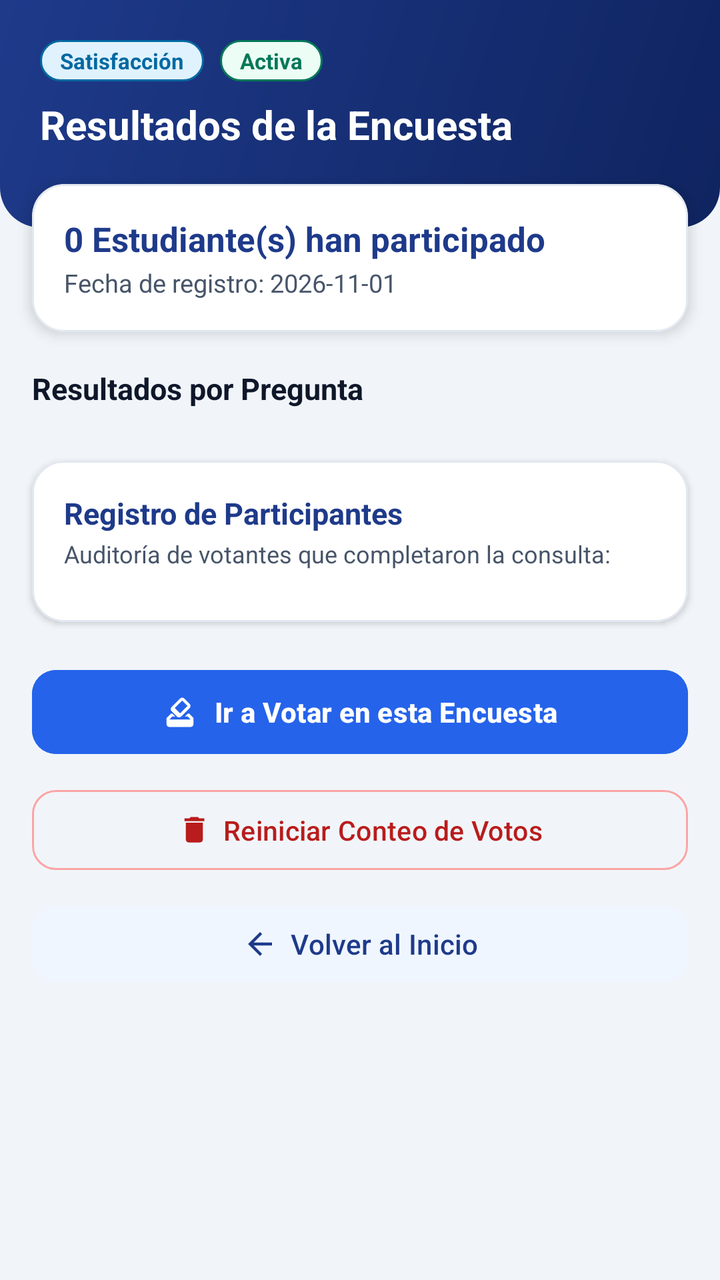
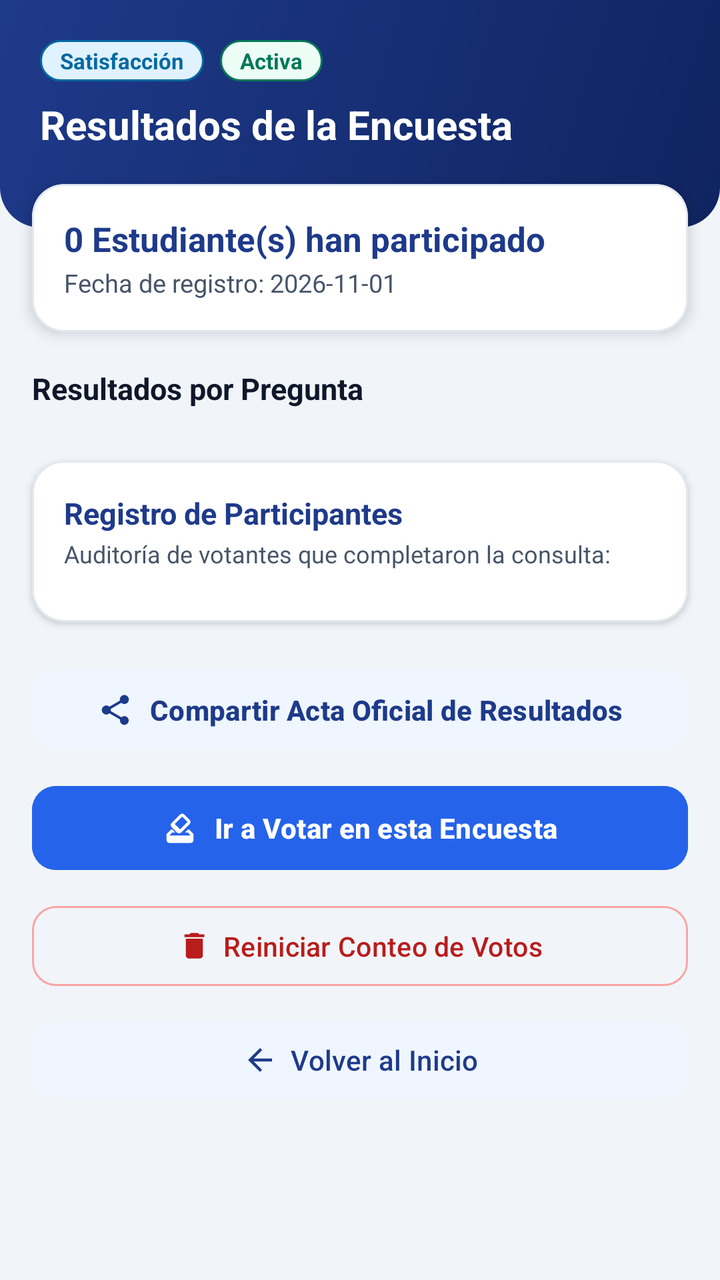

Compare the two renders of this Android layout. The source of the first and the diff that turns it into the second are given below.
<!-- AndroidManifest.xml: application theme Theme.ProyectoFinal -->
<!-- res/layout/activity_resultados.xml -->
<?xml version="1.0" encoding="utf-8"?>
<ScrollView xmlns:android="http://schemas.android.com/apk/res/android"
    xmlns:app="http://schemas.android.com/apk/res-auto"
    xmlns:tools="http://schemas.android.com/tools"
    android:id="@+id/scrollResultados"
    android:layout_width="match_parent"
    android:layout_height="match_parent"
    android:fillViewport="true"
    android:clipToPadding="false"
    android:background="@color/background_light"
    tools:context=".ResultadosActivity">

    <LinearLayout
        android:layout_width="match_parent"
        android:layout_height="wrap_content"
        android:orientation="vertical"
        android:clipChildren="false"
        android:clipToPadding="false"
        android:paddingBottom="24dp">

        
        <LinearLayout
            android:id="@+id/topBar"
            android:layout_width="match_parent"
            android:layout_height="wrap_content"
            android:background="@drawable/bg_topbar"
            android:orientation="vertical"
            android:paddingStart="20dp"
            android:paddingEnd="20dp"
            android:paddingTop="20dp"
            android:paddingBottom="38dp">

            <LinearLayout
                android:layout_width="match_parent"
                android:layout_height="wrap_content"
                android:orientation="horizontal"
                android:gravity="center_vertical"
                android:layout_marginBottom="8dp">

                <TextView
                    android:id="@+id/tvResultadosCategoria"
                    android:layout_width="wrap_content"
                    android:layout_height="wrap_content"
                    android:text="Satisfacción"
                    android:textSize="11sp"
                    android:textStyle="bold"
                    android:paddingStart="10dp"
                    android:paddingEnd="10dp"
                    android:paddingTop="3dp"
                    android:paddingBottom="3dp"
                    android:background="@drawable/bg_badge_category"
                    android:textColor="@color/info" />

                <TextView
                    android:id="@+id/tvResultadosEstado"
                    android:layout_width="wrap_content"
                    android:layout_height="wrap_content"
                    android:text="Activa"
                    android:textSize="11sp"
                    android:textStyle="bold"
                    android:paddingStart="10dp"
                    android:paddingEnd="10dp"
                    android:paddingTop="3dp"
                    android:paddingBottom="3dp"
                    android:background="@drawable/bg_badge_active"
                    android:textColor="@color/success"
                    android:layout_marginStart="8dp" />
            </LinearLayout>

            <TextView
                android:id="@+id/tvResultadosTitulo"
                android:layout_width="match_parent"
                android:layout_height="wrap_content"
                android:text="Resultados de la Encuesta"
                android:textSize="20sp"
                android:textStyle="bold"
                android:textColor="@color/white" />
        </LinearLayout>

        <LinearLayout
            android:layout_width="match_parent"
            android:layout_height="wrap_content"
            android:orientation="vertical"
            android:clipChildren="false"
            android:clipToPadding="false"
            android:paddingStart="16dp"
            android:paddingEnd="16dp">

            
            <com.google.android.material.card.MaterialCardView
                android:layout_width="match_parent"
                android:layout_height="wrap_content"
                android:layout_marginTop="-22dp"
                android:layout_marginBottom="18dp"
                app:cardBackgroundColor="@color/card_background"
                app:cardCornerRadius="16dp"
                app:cardElevation="4dp"
                app:strokeWidth="1dp"
                app:strokeColor="@color/border_light">

                <LinearLayout
                    android:layout_width="match_parent"
                    android:layout_height="wrap_content"
                    android:orientation="vertical"
                    android:padding="16dp">

                    <TextView
                        android:id="@+id/tvTotalParticipantes"
                        android:layout_width="wrap_content"
                        android:layout_height="wrap_content"
                        android:text="0 Estudiante(s) han participado"
                        android:textSize="17sp"
                        android:textStyle="bold"
                        android:textColor="@color/primary" />

                    <TextView
                        android:id="@+id/tvFechaCreacion"
                        android:layout_width="wrap_content"
                        android:layout_height="wrap_content"
                        android:text="Fecha de registro: 2026-11-01"
                        android:textSize="12.5sp"
                        android:textColor="@color/text_secondary"
                        android:layout_marginTop="2dp" />
                </LinearLayout>
            </com.google.android.material.card.MaterialCardView>

            
            <TextView
                android:layout_width="wrap_content"
                android:layout_height="wrap_content"
                android:text="Resultados por Pregunta"
                android:textSize="15sp"
                android:textStyle="bold"
                android:textColor="@color/text_primary"
                android:layout_marginBottom="10dp" />

            <LinearLayout
                android:id="@+id/llResultadosPreguntas"
                android:layout_width="match_parent"
                android:layout_height="wrap_content"
                android:orientation="vertical"
                android:layout_marginBottom="16dp" />

            
            <com.google.android.material.card.MaterialCardView
                android:layout_width="match_parent"
                android:layout_height="wrap_content"
                android:layout_marginBottom="20dp"
                app:cardBackgroundColor="@color/card_background"
                app:cardCornerRadius="16dp"
                app:cardElevation="2dp"
                app:strokeWidth="1dp"
                app:strokeColor="@color/border_light">

                <LinearLayout
                    android:layout_width="match_parent"
                    android:layout_height="wrap_content"
                    android:orientation="vertical"
                    android:padding="16dp">

                    <TextView
                        android:layout_width="wrap_content"
                        android:layout_height="wrap_content"
                        android:text="Registro de Participantes"
                        android:textSize="15sp"
                        android:textStyle="bold"
                        android:textColor="@color/primary"
                        android:layout_marginBottom="2dp" />

                    <TextView
                        android:layout_width="wrap_content"
                        android:layout_height="wrap_content"
                        android:text="Auditoría de votantes que completaron la consulta:"
                        android:textSize="12sp"
                        android:textColor="@color/text_secondary"
                        android:layout_marginBottom="10dp" />

                    <TextView
                        android:id="@+id/tvSinParticipantes"
                        android:layout_width="match_parent"
                        android:layout_height="wrap_content"
                        android:text="Aún no se registran participantes en esta encuesta."
                        android:textSize="13sp"
                        android:textColor="@color/text_muted"
                        android:paddingTop="6dp"
                        android:paddingBottom="6dp"
                        android:visibility="gone" />

                    <LinearLayout
                        android:id="@+id/llListaParticipantes"
                        android:layout_width="match_parent"
                        android:layout_height="wrap_content"
                        android:orientation="vertical" />
                </LinearLayout>
            </com.google.android.material.card.MaterialCardView>

            
            <com.google.android.material.button.MaterialButton
                android:id="@+id/btnIrAVotar"
                style="@style/Widget.Material3.Button"
                android:layout_width="match_parent"
                android:layout_height="50dp"
                android:text="Ir a Votar en esta Encuesta"
                android:textSize="14sp"
                android:textStyle="bold"
                app:icon="@drawable/ic_vote"
                app:iconGravity="textStart"
                app:iconPadding="8dp"
                app:iconTint="@color/white"
                app:cornerRadius="12dp"
                android:backgroundTint="@color/accent"
                android:layout_marginBottom="10dp" />

            <com.google.android.material.button.MaterialButton
                android:id="@+id/btnReiniciarConteo"
                style="@style/Widget.Material3.Button.OutlinedButton"
                android:layout_width="match_parent"
                android:layout_height="wrap_content"
                android:minHeight="48dp"
                android:text="Reiniciar Conteo de Votos"
                android:textSize="13.5sp"
                android:textColor="@color/danger"
                app:icon="@drawable/ic_delete"
                app:iconSize="17dp"
                app:iconGravity="textStart"
                app:iconPadding="6dp"
                app:iconTint="@color/danger"
                app:strokeColor="@color/danger_border"
                app:cornerRadius="12dp"
                android:layout_marginBottom="10dp" />

            <com.google.android.material.button.MaterialButton
                android:id="@+id/btnVolver"
                style="@style/Widget.Material3.Button.TonalButton"
                android:layout_width="match_parent"
                android:layout_height="46dp"
                android:text="Volver al Inicio"
                android:textSize="14sp"
                app:icon="@drawable/ic_back"
                app:iconGravity="textStart"
                app:iconPadding="6dp"
                app:iconTint="@color/primary"
                app:cornerRadius="12dp" />

        </LinearLayout>
    </LinearLayout>
</ScrollView>
<!-- resources referenced by this layout -->
<resources>
  <color name="accent">#2563EB</color>
  <color name="background_light">#F1F5F9</color>
  <color name="border_light">#E2E8F0</color>
  <color name="card_background">#FFFFFF</color>
  <color name="danger">#B91C1C</color>
  <color name="danger_border">#FCA5A5</color>
  <color name="info">#0369A1</color>
  <color name="primary">#1E3A8A</color>
  <color name="success">#047857</color>
  <color name="text_muted">#64748B</color>
  <color name="text_primary">#0F172A</color>
  <color name="text_secondary">#475569</color>
  <color name="white">#FFFFFFFF</color>
  <!-- drawable bg_badge_active (drawable) -->
  <?xml version="1.0" encoding="utf-8"?>
  <shape xmlns:android="http://schemas.android.com/apk/res/android"
      android:shape="rectangle">
      <solid android:color="@color/success_light" />
      <corners android:radius="16dp" />
      <stroke
          android:width="1dp"
          android:color="@color/success" />
  </shape>
  <!-- drawable bg_badge_category (drawable) -->
  <?xml version="1.0" encoding="utf-8"?>
  <shape xmlns:android="http://schemas.android.com/apk/res/android"
      android:shape="rectangle">
      <solid android:color="@color/info_light" />
      <corners android:radius="14dp" />
      <stroke
          android:width="1dp"
          android:color="@color/info" />
  </shape>
  <!-- drawable bg_topbar (drawable) -->
  <?xml version="1.0" encoding="utf-8"?>
  <shape xmlns:android="http://schemas.android.com/apk/res/android"
      android:shape="rectangle">
      <gradient
          android:angle="135"
          android:startColor="@color/primary_dark"
          android:endColor="@color/primary"
          android:type="linear" />
      <corners
          android:bottomLeftRadius="20dp"
          android:bottomRightRadius="20dp" />
  </shape>
  <!-- drawable ic_back (drawable) -->
  <vector xmlns:android="http://schemas.android.com/apk/res/android"
      android:width="20dp"
      android:height="20dp"
      android:viewportWidth="24"
      android:viewportHeight="24">
      <path
          android:fillColor="@color/primary"
          android:pathData="M20,11H7.83l5.59,-5.59L12,4l-8,8 8,8 1.41,-1.41L7.83,13H20v-2z" />
  </vector>
  <!-- drawable ic_delete (drawable) -->
  <vector xmlns:android="http://schemas.android.com/apk/res/android"
      android:width="18dp"
      android:height="18dp"
      android:viewportWidth="24"
      android:viewportHeight="24">
      <path
          android:fillColor="@color/danger"
          android:pathData="M6,19c0,1.1 0.9,2 2,2h8c1.1,0 2,-0.9 2,-2V7H6v12zM19,4h-3.5l-1,-1h-5l-1,1H5v2h14V4z" />
  </vector>
  <style name="Theme.ProyectoFinal" parent="Base.Theme.ProyectoFinal" />
  <color name="success_light">#ECFDF5</color>
  <color name="info_light">#E0F2FE</color>
  <color name="primary_dark">#0F2460</color>
  <color name="primary_light">#DBEAFE</color>
  <color name="primary_soft">#EFF6FF</color>
  <!-- unchanged entries left out for length: 2 -->
</resources>

<!-- the commit's change to res/layout/activity_resultados.xml (unified diff, before → after) -->
@@ -196,6 +196,22 @@
 
             
             <com.google.android.material.button.MaterialButton
+                android:id="@+id/btnCompartirResultados"
+                style="@style/Widget.Material3.Button.TonalButton"
+                android:layout_width="match_parent"
+                android:layout_height="wrap_content"
+                android:minHeight="48dp"
+                android:text="Compartir Acta Oficial de Resultados"
+                android:textSize="14sp"
+                android:textStyle="bold"
+                app:icon="@drawable/ic_share"
+                app:iconGravity="textStart"
+                app:iconPadding="8dp"
+                app:iconTint="@color/primary"
+                app:cornerRadius="12dp"
+                android:layout_marginBottom="10dp" />
+
+            <com.google.android.material.button.MaterialButton
                 android:id="@+id/btnIrAVotar"
                 style="@style/Widget.Material3.Button"
                 android:layout_width="match_parent"
<!-- resource entries referenced after the edit -->
@@ -66,6 +66,16 @@
           android:fillColor="@color/danger"
           android:pathData="M6,19c0,1.1 0.9,2 2,2h8c1.1,0 2,-0.9 2,-2V7H6v12zM19,4h-3.5l-1,-1h-5l-1,1H5v2h14V4z" />
   </vector>
+  <!-- drawable ic_share (drawable) -->
+  <vector xmlns:android="http://schemas.android.com/apk/res/android"
+      android:width="20dp"
+      android:height="20dp"
+      android:viewportWidth="24"
+      android:viewportHeight="24">
+      <path
+          android:fillColor="@color/primary"
+          android:pathData="M18,16.08c-0.76,0 -1.44,0.3 -1.96,0.77L8.91,12.7c0.05,-0.23 0.09,-0.46 0.09,-0.7s-0.04,-0.47 -0.09,-0.7l7.05,-4.11c0.54,0.5 1.25,0.81 2.04,0.81c1.66,0 3,-1.34 3,-3s-1.34,-3 -3,-3s-3,1.34 -3,3c0,0.24 0.04,0.47 0.09,0.7L8.04,9.81C7.5,9.31 6.79,9 6,9c-1.66,0 -3,1.34 -3,3s1.34,3 3,3c0.79,0 1.5,-0.31 2.04,-0.81l7.12,4.16c-0.05,0.21 -0.08,0.43 -0.08,0.65c0,1.61 1.31,2.92 2.92,2.92s2.92,-1.31 2.92,-2.92S19.61,16.08 18,16.08z" />
+  </vector>
   <style name="Theme.ProyectoFinal" parent="Base.Theme.ProyectoFinal" />
   <color name="success_light">#ECFDF5</color>
   <color name="info_light">#E0F2FE</color>
